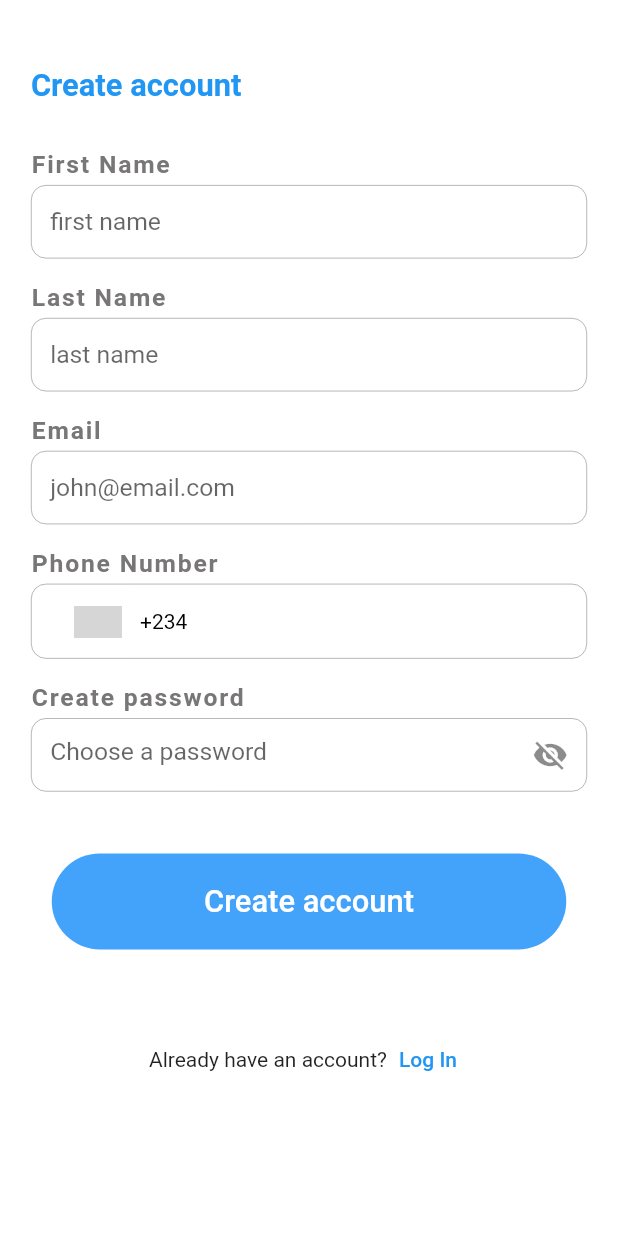
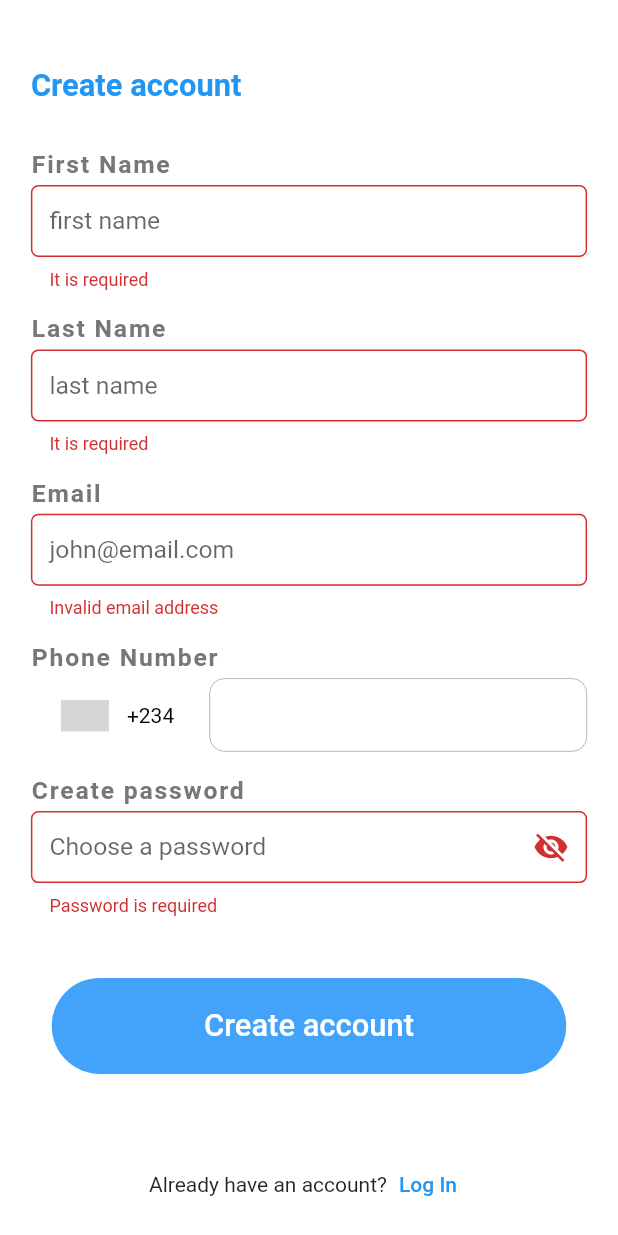
Before and after one commit to oyewalekehinde/instaSend, a Flutter app: the screen it shows after launch, after a tap on "Create account", on a phone screen of 412 x 824 dp. Run offline on Flutter 3.47's test engine with Material 2 defaults, Android fonts, the phone set to English and light mode, and no system bars; drawn by our look-alikes of intl_phone_number_input; our stand-ins replace bloc, equatable, firebase_auth, firebase_core, firebase_database, flutter_bloc; accounts and stored records are empty; grey boxes are pictures that could not be loaded.

Commit message:
firebase done

```diff
--- a/lib/app/data/models/create_account_model.dart
+++ b/lib/app/data/models/create_account_model.dart
@@ -19,7 +19,7 @@ class CreateAccountModel extends Equatable {
       CreateAccountModel(
         firstName: json["first_name"],
         lastName: json["last_name"],
-        emailAddress: json["email_address"],
+        emailAddress: json["email"],
         phoneNumber: json["phone_number"],
         password: json["password"],
       );
--- a/lib/app/presentations/screen/sign_in/create_account.dart
+++ b/lib/app/presentations/screen/sign_in/create_account.dart
@@ -1,11 +1,10 @@
-import 'package:firebase_auth/firebase_auth.dart';
-import 'package:firebase_database/firebase_database.dart';
 import 'package:flutter/material.dart';
 import 'package:flutter_bloc/flutter_bloc.dart';
 import 'package:insta_send/app/data/models/create_account_model.dart';
 import 'package:insta_send/app/presentations/bloc/auth_bloc/auth_bloc.dart';
 import 'package:insta_send/app/presentations/screen/home.dart/home.dart';
 import 'package:insta_send/app/presentations/screen/sign_in/login.dart';
+import 'package:insta_send/core/utils/functions.dart';
 import 'package:insta_send/core/utils/size_config.dart';
 import 'package:intl_phone_number_input/intl_phone_number_input.dart';
 
@@ -40,6 +39,7 @@ class _CreateAccountScreenState extends State<CreateAccountScreen> {
     return Scaffold(
       backgroundColor: Colors.white,
       body: SingleChildScrollView(
+        child: Form(
           child: Column(
             children: [
               SizedBox(
@@ -89,16 +89,11 @@ class _CreateAccountScreenState extends State<CreateAccountScreen> {
                                   fontWeight: FontWeight.w600),
                             ),
                             SizedBox(height: SizeConfig.heightMultiplier * 0.5),
-                          Container(
-                            decoration: BoxDecoration(
-                              border:
-                                  Border.all(color: Colors.black38, width: 0.5),
-                              borderRadius: BorderRadius.circular(10.0),
-                            ),
-                            child: TextFormField(
+                            TextFormField(
                               controller: _password,
                               obscureText: _isHidden,
-                              textCapitalization: TextCapitalization.words,
+                              autofillHints: [AutofillHints.password],
+                              validator: passwordValidator,
                               decoration: InputDecoration(
                                   suffixIcon: InkWell(
                                     onTap: _togglePasswordView,
@@ -109,24 +104,28 @@ class _CreateAccountScreenState extends State<CreateAccountScreen> {
                                     ),
                                   ),
                                   hintStyle: TextStyle(
-                                    fontSize: SizeConfig.textSizeMultiplier * 4,
+                                      fontSize:
+                                          SizeConfig.textSizeMultiplier * 4,
                                       fontWeight: FontWeight.w400),
                                   hintText: "Choose a password",
                                   contentPadding: EdgeInsets.symmetric(
-                                    vertical: SizeConfig.heightMultiplier * 1.5,
-                                    horizontal: SizeConfig.widthMultiplier * 3),
-                                enabledBorder: UnderlineInputBorder(
+                                      vertical:
+                                          SizeConfig.heightMultiplier * 1.5,
+                                      horizontal:
+                                          SizeConfig.widthMultiplier * 3),
+                                  enabledBorder: OutlineInputBorder(
+                                      borderRadius: BorderRadius.circular(10),
                                       borderSide: BorderSide(
-                                      style: BorderStyle.none,
-                                      color: Colors.black),
-                                ),
-                                focusedBorder: UnderlineInputBorder(
+                                          width: 0.5, color: Colors.black38)),
+                                  border: OutlineInputBorder(
+                                      borderRadius: BorderRadius.circular(5),
                                       borderSide: BorderSide(
-                                      style: BorderStyle.none,
-                                      color: Colors.white),
-                                ),
-                              ),
-                            ),
+                                          width: 0.5,
+                                          style: BorderStyle.solid)),
+                                  focusedBorder: OutlineInputBorder(
+                                      borderRadius: BorderRadius.circular(10),
+                                      borderSide: BorderSide(
+                                          width: 0.5, color: Colors.black38))),
                             ),
                             SizedBox(height: SizeConfig.heightMultiplier * 2),
                           ],
@@ -175,12 +174,16 @@ class _CreateAccountScreenState extends State<CreateAccountScreen> {
                               return TextButton(
                                 onPressed: () {
                                   FocusScope.of(context).unfocus();
+                                  if (Form.of(context)!.validate()) {
                                     _authBloc.add(AuthCreate(CreateAccountModel(
                                         emailAddress: _email.text,
                                         firstName: _firstName.text,
                                         lastName: _lastName.text,
                                         password: _password.text,
                                         phoneNumber: _phone)));
+                                  } else {
+                                    print("show snackbars");
+                                  }
                                 },
                                 style: TextButton.styleFrom(
                                   shape: RoundedRectangleBorder(
@@ -259,6 +262,7 @@ class _CreateAccountScreenState extends State<CreateAccountScreen> {
             ],
           ),
         ),
+      ),
     );
   }
 
@@ -275,13 +279,9 @@ class _CreateAccountScreenState extends State<CreateAccountScreen> {
               fontWeight: FontWeight.w600),
         ),
         SizedBox(height: SizeConfig.heightMultiplier * 0.5),
-        Container(
-          decoration: BoxDecoration(
-            border: Border.all(color: Colors.black38, width: 0.5),
-            borderRadius: BorderRadius.circular(10.0),
-          ),
-          child: TextFormField(
+        TextFormField(
           controller: _firstName,
+          validator: emptyStringValidator,
           textCapitalization: TextCapitalization.words,
           decoration: InputDecoration(
               hintStyle: TextStyle(
@@ -291,16 +291,15 @@ class _CreateAccountScreenState extends State<CreateAccountScreen> {
               contentPadding: EdgeInsets.symmetric(
                   vertical: SizeConfig.heightMultiplier * 1.5,
                   horizontal: SizeConfig.widthMultiplier * 3),
-              enabledBorder: UnderlineInputBorder(
-                borderSide:
-                    BorderSide(style: BorderStyle.none, color: Colors.black),
-              ),
-              focusedBorder: UnderlineInputBorder(
-                borderSide:
-                    BorderSide(style: BorderStyle.none, color: Colors.white),
-              ),
-            ),
-          ),
+              enabledBorder: OutlineInputBorder(
+                  borderRadius: BorderRadius.circular(10),
+                  borderSide: BorderSide(width: 0.5, color: Colors.black38)),
+              border: OutlineInputBorder(
+                  borderRadius: BorderRadius.circular(5),
+                  borderSide: BorderSide(width: 0.5, style: BorderStyle.solid)),
+              focusedBorder: OutlineInputBorder(
+                  borderRadius: BorderRadius.circular(10),
+                  borderSide: BorderSide(width: 0.5, color: Colors.black38))),
         ),
         SizedBox(height: SizeConfig.heightMultiplier * 2),
       ],
@@ -320,13 +319,9 @@ class _CreateAccountScreenState extends State<CreateAccountScreen> {
               fontWeight: FontWeight.w600),
         ),
         SizedBox(height: SizeConfig.heightMultiplier * 0.5),
-        Container(
-          decoration: BoxDecoration(
-            border: Border.all(color: Colors.black38, width: 0.5),
-            borderRadius: BorderRadius.circular(10.0),
-          ),
-          child: TextFormField(
+        TextFormField(
           controller: _lastName,
+          validator: emptyStringValidator,
           textCapitalization: TextCapitalization.words,
           decoration: InputDecoration(
               hintStyle: TextStyle(
@@ -336,16 +331,15 @@ class _CreateAccountScreenState extends State<CreateAccountScreen> {
               contentPadding: EdgeInsets.symmetric(
                   vertical: SizeConfig.heightMultiplier * 1.5,
                   horizontal: SizeConfig.widthMultiplier * 3),
-              enabledBorder: UnderlineInputBorder(
-                borderSide:
-                    BorderSide(style: BorderStyle.none, color: Colors.black),
-              ),
-              focusedBorder: UnderlineInputBorder(
-                borderSide:
-                    BorderSide(style: BorderStyle.none, color: Colors.white),
-              ),
-            ),
-          ),
+              enabledBorder: OutlineInputBorder(
+                  borderRadius: BorderRadius.circular(10),
+                  borderSide: BorderSide(width: 0.5, color: Colors.black38)),
+              border: OutlineInputBorder(
+                  borderRadius: BorderRadius.circular(5),
+                  borderSide: BorderSide(width: 0.5, style: BorderStyle.solid)),
+              focusedBorder: OutlineInputBorder(
+                  borderRadius: BorderRadius.circular(10),
+                  borderSide: BorderSide(width: 0.5, color: Colors.black38))),
         ),
         SizedBox(height: SizeConfig.heightMultiplier * 2),
       ],
@@ -365,13 +359,10 @@ class _CreateAccountScreenState extends State<CreateAccountScreen> {
               fontWeight: FontWeight.w600),
         ),
         SizedBox(height: SizeConfig.heightMultiplier * 0.5),
-        Container(
-          decoration: BoxDecoration(
-            border: Border.all(color: Colors.black38, width: 0.5),
-            borderRadius: BorderRadius.circular(10.0),
-          ),
-          child: TextFormField(
+        TextFormField(
           controller: _email,
+          validator: emailValidator,
+          autofillHints: [AutofillHints.email],
           keyboardType: TextInputType.emailAddress,
           textCapitalization: TextCapitalization.words,
           decoration: InputDecoration(
@@ -382,16 +373,15 @@ class _CreateAccountScreenState extends State<CreateAccountScreen> {
               contentPadding: EdgeInsets.symmetric(
                   vertical: SizeConfig.heightMultiplier * 1.5,
                   horizontal: SizeConfig.widthMultiplier * 3),
-              enabledBorder: UnderlineInputBorder(
-                borderSide:
-                    BorderSide(style: BorderStyle.none, color: Colors.black),
-              ),
-              focusedBorder: UnderlineInputBorder(
-                borderSide:
-                    BorderSide(style: BorderStyle.none, color: Colors.white),
-              ),
-            ),
-          ),
+              enabledBorder: OutlineInputBorder(
+                  borderRadius: BorderRadius.circular(10),
+                  borderSide: BorderSide(width: 0.5, color: Colors.black38)),
+              border: OutlineInputBorder(
+                  borderRadius: BorderRadius.circular(5),
+                  borderSide: BorderSide(width: 0.5, style: BorderStyle.solid)),
+              focusedBorder: OutlineInputBorder(
+                  borderRadius: BorderRadius.circular(10),
+                  borderSide: BorderSide(width: 0.5, color: Colors.black38))),
         ),
         SizedBox(height: SizeConfig.heightMultiplier * 2),
       ],
@@ -411,28 +401,21 @@ class _CreateAccountScreenState extends State<CreateAccountScreen> {
               fontWeight: FontWeight.w600),
         ),
         SizedBox(height: SizeConfig.heightMultiplier * 0.5),
-        Container(
-          padding:
-              EdgeInsets.symmetric(horizontal: SizeConfig.widthMultiplier * 2),
-          decoration: BoxDecoration(
-            border: Border.all(color: Colors.black38, width: 0.5),
-            borderRadius: BorderRadius.circular(10.0),
-          ),
-          child: InternationalPhoneNumberInput(
+        InternationalPhoneNumberInput(
           inputDecoration: InputDecoration(
               hintStyle: TextStyle(
                   fontSize: SizeConfig.textSizeMultiplier * 4,
                   fontWeight: FontWeight.w400),
               contentPadding: EdgeInsets.symmetric(vertical: 15, horizontal: 8),
-              enabledBorder: UnderlineInputBorder(
-                borderSide:
-                    BorderSide(style: BorderStyle.none, color: Colors.black),
-              ),
-              focusedBorder: UnderlineInputBorder(
-                borderSide:
-                    BorderSide(style: BorderStyle.none, color: Colors.white),
-              ),
-            ),
+              enabledBorder: OutlineInputBorder(
+                  borderRadius: BorderRadius.circular(10),
+                  borderSide: BorderSide(width: 0.5, color: Colors.black38)),
+              border: OutlineInputBorder(
+                  borderRadius: BorderRadius.circular(5),
+                  borderSide: BorderSide(width: 0.5, style: BorderStyle.solid)),
+              focusedBorder: OutlineInputBorder(
+                  borderRadius: BorderRadius.circular(10),
+                  borderSide: BorderSide(width: 0.5, color: Colors.black38))),
           onInputChanged: (PhoneNumber number) {
             _phone = number.phoneNumber!;
           },
@@ -446,7 +429,6 @@ class _CreateAccountScreenState extends State<CreateAccountScreen> {
           keyboardType: TextInputType.numberWithOptions(signed: true),
           inputBorder: OutlineInputBorder(),
         ),
-        ),
         SizedBox(height: SizeConfig.heightMultiplier * 2),
       ],
     );
--- /dev/null
+++ b/lib/core/utils/functions.dart
@@ -0,0 +1,26 @@
+String? emailValidator(value) {
+  final val = value.trim();
+  final RegExp reg = RegExp(r"^[a-zA-Z0-9_.+-]+@[a-zA-Z0-9]+\.[a-zA-Z0-9-.]+$");
+  if (!reg.hasMatch(val)) {
+    return 'Invalid email address';
+  }
+  return null;
+}
+
+String? emptyStringValidator(value) {
+  final val = value.trim();
+  if (val.isEmpty) {
+    return 'It is required';
+  }
+  return null;
+}
+
+String? passwordValidator(value) {
+  final val = value.trim();
+  if (val.isEmpty) {
+    return 'Password is required';
+  } else if (val.length < 8) {
+    return 'Incorrect password';
+  }
+  return null;
+}
```
Also changed, not shown: lib/app/presentations/bloc/auth_bloc/auth_bloc.dart (+9 -11 lines), lib/app/presentations/screen/home.dart/home.dart (+22 -2 lines), lib/app/presentations/screen/sign_in/login.dart (+46 -46 lines). Lines whose indentation alone changed are shown as unchanged.
